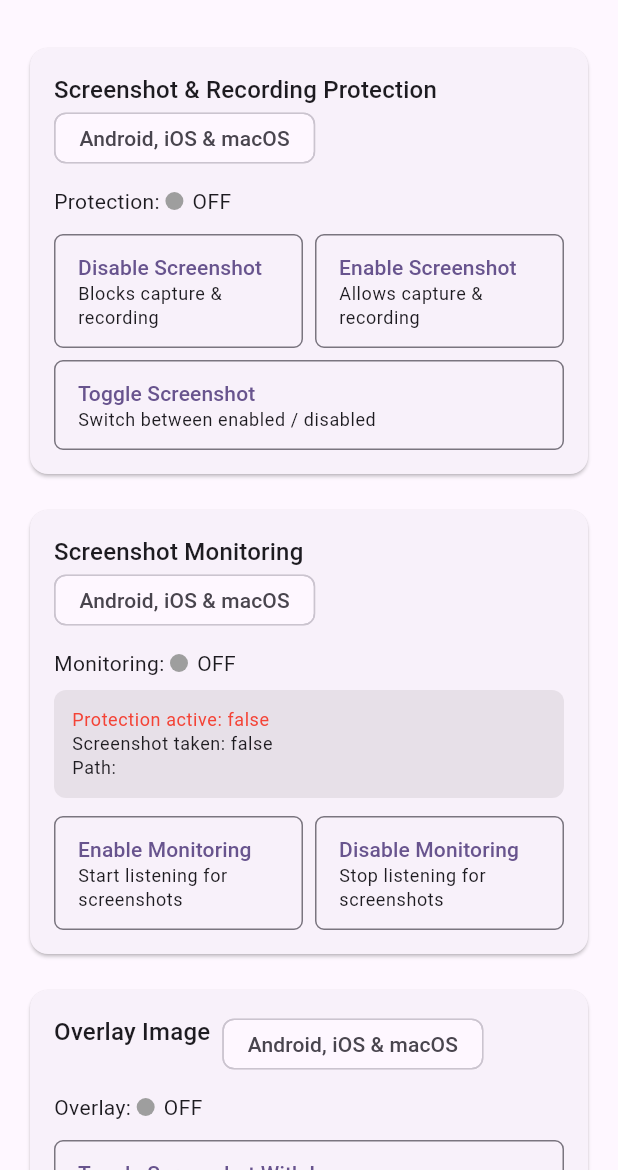
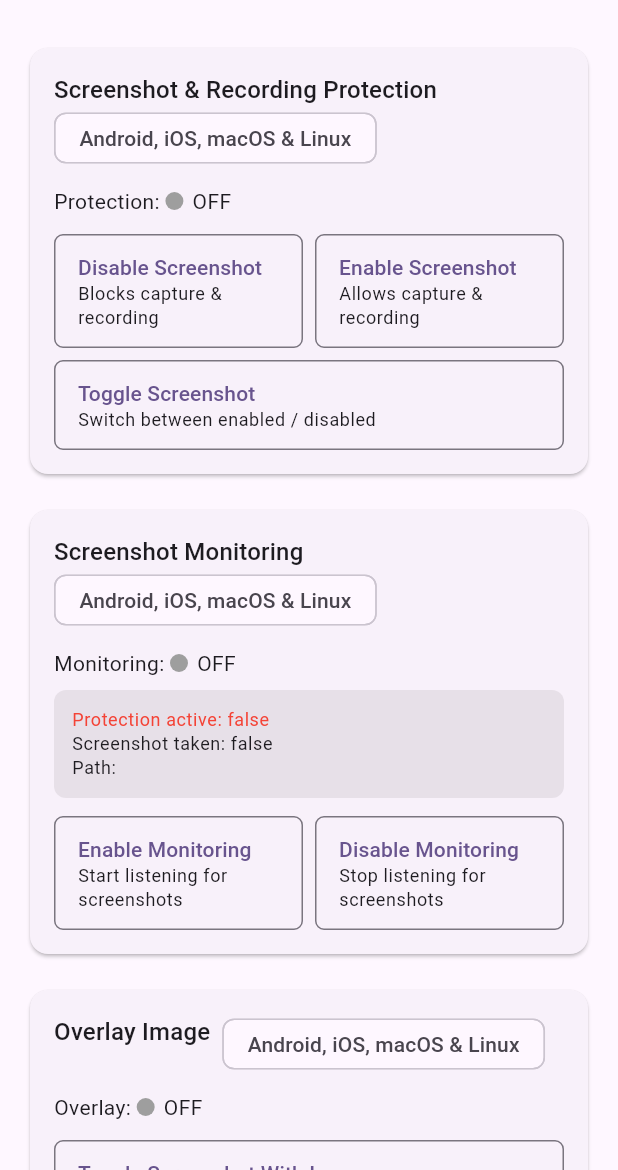
Before and after one commit to FlutterPlaza/no_screenshot, a Flutter app: the screen it shows after launch, on a phone screen of 412 x 824 dp, the part 66-1236 px from its top. Run offline on Flutter 3.47's test engine with Material 3 defaults, Android fonts, the phone set to English and light mode, and no system bars; our stand-ins replace plugin_platform_interface.

Commit message:
feat(linux): add Linux platform support and update roadmap
   Add Linux screenshot detection via GFileMonitor (inotify), best-effort
   prevention/overlay, state persistence, and update roadmap to reflect
   v0.3.6 shipped features including Linux support (P12), updated GIFs,
   iOS 26 RTL fix, and documentation updates.

```diff
--- a/example/lib/app_localizations.dart
+++ b/example/lib/app_localizations.dart
@@ -23,7 +23,7 @@ class AppLocalizations {
       'appTitle': 'No Screenshot Example',
       'rtl': 'RTL',
       'protectionSectionTitle': 'Screenshot & Recording Protection',
-      'platformSubtitle': 'Android, iOS & macOS',
+      'platformSubtitle': 'Android, iOS, macOS & Linux',
       'protection': 'Protection',
       'monitoring': 'Monitoring',
       'overlay': 'Overlay',
@@ -54,7 +54,7 @@ class AppLocalizations {
       'appTitle': 'مثال بدون لقطة شاشة',
       'rtl': 'من اليمين لليسار',
       'protectionSectionTitle': 'حماية لقطة الشاشة والتسجيل',
-      'platformSubtitle': 'أندرويد، iOS و macOS',
+      'platformSubtitle': 'أندرويد، iOS، macOS و Linux',
       'protection': 'الحماية',
       'monitoring': 'المراقبة',
       'overlay': 'التراكب',
--- a/lib/screenshot_snapshot.dart
+++ b/lib/screenshot_snapshot.dart
@@ -1,7 +1,8 @@
 class ScreenshotSnapshot {
   /// File path of the captured screenshot.
   ///
-  /// Only available on **macOS** (via Spotlight / `NSMetadataQuery`).
+  /// Only available on **macOS** (via Spotlight / `NSMetadataQuery`) and
+  /// **Linux** (via GFileMonitor / inotify).
   /// On Android and iOS the OS does not expose the screenshot file path —
   /// this field will contain a placeholder string.
   /// Use [wasScreenshotTaken] to detect screenshot events on all platforms.
--- a/pubspec.yaml
+++ b/pubspec.yaml
@@ -1,8 +1,8 @@
 name: no_screenshot
 description: Flutter plugin to enable, disable, toggle or stream screenshot activities in your application.
-version: 0.3.5
+version: 0.3.6
 homepage: https://flutterplaza.com
-repository: https://github.com/FlutterPlaza/no_screenshot/releases/tag/v0.3.5
+repository: https://github.com/FlutterPlaza/no_screenshot/releases/tag/v0.3.6
 
 environment:
   sdk: '>=3.0.0 <4.0.0'
@@ -30,3 +30,5 @@ flutter:
         pluginClass: NoScreenshotPlugin
       macos:
         pluginClass: MacOSNoScreenshotPlugin
+      linux:
+        pluginClass: NoScreenshotPlugin
```
Also changed, not shown: doc/gifs/screenshot_monitoring_ios.gif, example/pubspec.lock, 25 other files.
